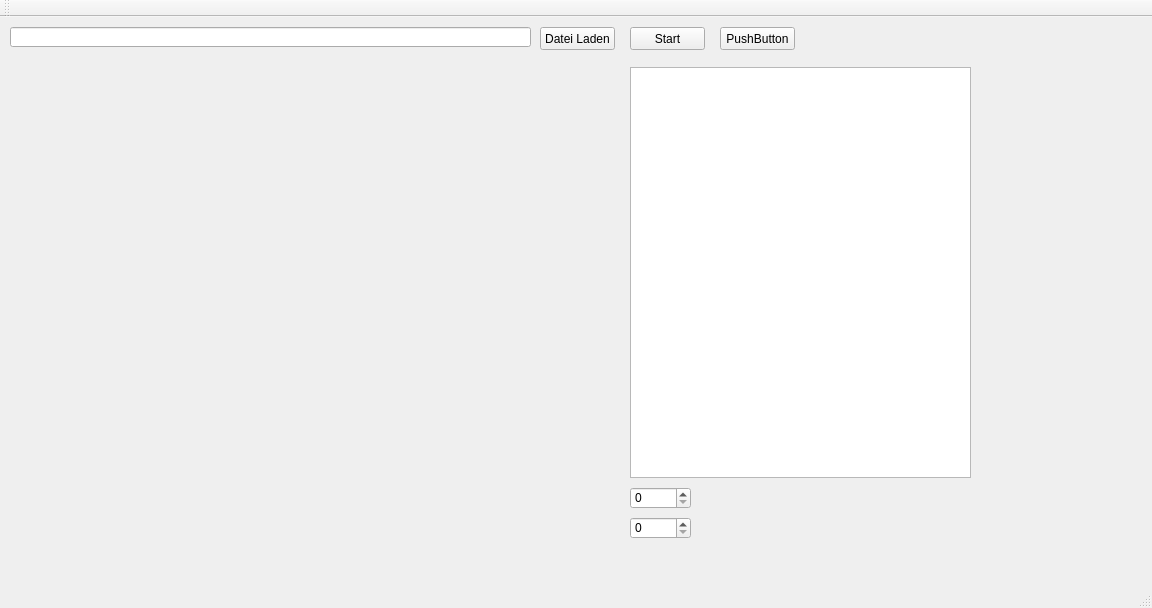
First picture: the form in view_qt.ui, repository sebastian-THM/SWT2015_G8, before the edit.
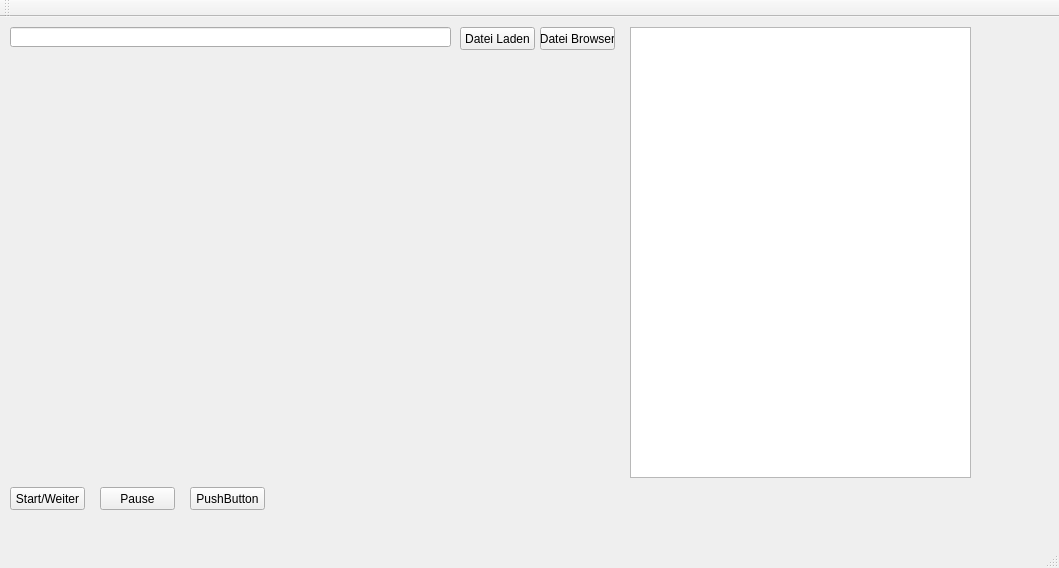
Second picture: the form after the edit. Custom widgets are drawn as their Qt base class.

Commit message: hab Kommentare hinzugefügt und die gui überarbeitet

```diff
--- a/view_qt.ui
+++ b/view_qt.ui
@@ -6,73 +6,50 @@
    <rect>
     <x>0</x>
     <y>0</y>
-    <width>1152</width>
-    <height>608</height>
+    <width>1059</width>
+    <height>568</height>
    </rect>
   </property>
   <property name="windowTitle">
    <string>View_QT</string>
   </property>
   <widget class="QWidget" name="centralWidget">
-   <widget class="QSpinBox" name="spinBox">
-    <property name="geometry">
-     <rect>
-      <x>630</x>
-      <y>470</y>
-      <width>61</width>
-      <height>22</height>
-     </rect>
-    </property>
-    <property name="maximum">
-     <number>999</number>
-    </property>
-   </widget>
    <widget class="QLineEdit" name="lineEdit">
     <property name="geometry">
      <rect>
       <x>10</x>
       <y>10</y>
-      <width>521</width>
+      <width>441</width>
       <height>20</height>
      </rect>
     </property>
    </widget>
-   <widget class="QPushButton" name="pushButton">
+   <widget class="QPushButton" name="DataBrowserButton">
     <property name="geometry">
      <rect>
-      <x>630</x>
+      <x>540</x>
       <y>10</y>
       <width>75</width>
       <height>23</height>
      </rect>
     </property>
     <property name="text">
-     <string>Start</string>
+     <string>Datei Browser</string>
     </property>
    </widget>
    <widget class="QPlainTextEdit" name="plainTextEdit">
+    <property name="enabled">
+     <bool>true</bool>
+    </property>
     <property name="geometry">
      <rect>
       <x>630</x>
-      <y>50</y>
+      <y>10</y>
       <width>341</width>
-      <height>411</height>
+      <height>451</height>
      </rect>
     </property>
    </widget>
-   <widget class="QSpinBox" name="spinBox_2">
-    <property name="geometry">
-     <rect>
-      <x>630</x>
-      <y>500</y>
-      <width>61</width>
-      <height>22</height>
-     </rect>
-    </property>
-    <property name="maximum">
-     <number>999</number>
-    </property>
-   </widget>
    <widget class="RenderArea" name="renderArea" native="true">
     <property name="geometry">
      <rect>
@@ -86,20 +63,23 @@
    <widget class="QPushButton" name="pushButton_2">
     <property name="geometry">
      <rect>
-      <x>720</x>
-      <y>10</y>
+      <x>10</x>
+      <y>470</y>
       <width>75</width>
       <height>23</height>
      </rect>
     </property>
     <property name="text">
-     <string>PushButton</string>
+     <string>Start/Weiter</string>
     </property>
    </widget>
-   <widget class="QPushButton" name="pushButton_3">
+   <widget class="QPushButton" name="DataLoadButton">
+    <property name="enabled">
+     <bool>true</bool>
+    </property>
     <property name="geometry">
      <rect>
-      <x>540</x>
+      <x>460</x>
       <y>10</y>
       <width>75</width>
       <height>23</height>
@@ -109,6 +89,32 @@
      <string>Datei Laden</string>
     </property>
    </widget>
+   <widget class="QPushButton" name="PauseButton">
+    <property name="geometry">
+     <rect>
+      <x>100</x>
+      <y>470</y>
+      <width>75</width>
+      <height>23</height>
+     </rect>
+    </property>
+    <property name="text">
+     <string>Pause</string>
+    </property>
+   </widget>
+   <widget class="QPushButton" name="pushButton">
+    <property name="geometry">
+     <rect>
+      <x>190</x>
+      <y>470</y>
+      <width>75</width>
+      <height>23</height>
+     </rect>
+    </property>
+    <property name="text">
+     <string>PushButton</string>
+    </property>
+   </widget>
   </widget>
   <widget class="QMenuBar" name="menuBar">
    <property name="geometry">
```
Left out of the diff: 4 changed lines with no effect on the pictures. The commit also changes 5 other files.
